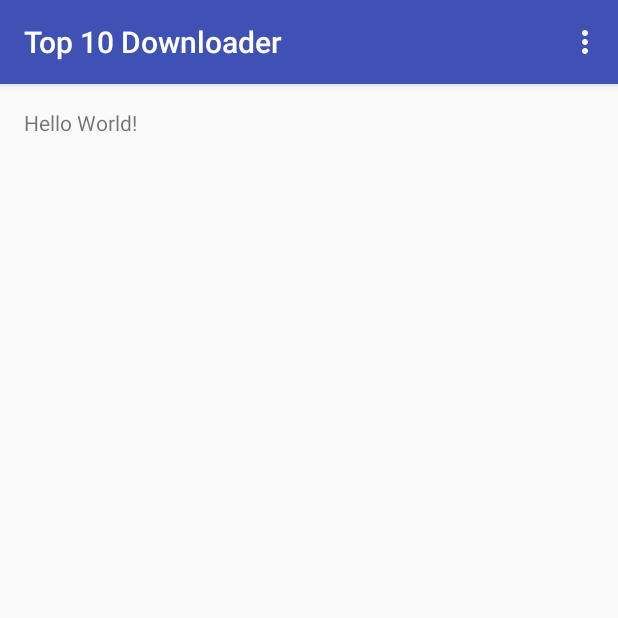
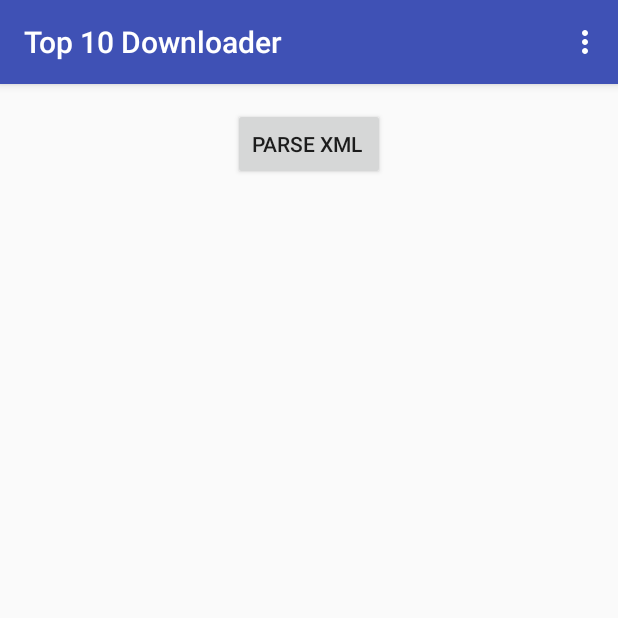
Before and after one commit to transand/toptendownloader, an Android app: the screen it shows after launch (MainActivity), on a phone screen of 412 x 824 dp, the top half of it. Run offline under Robolectric (Android 15) with nearby library versions, the phone set to English and light mode, and no system bars.

Commit message:
finished app

```diff
--- a/app/src/main/AndroidManifest.xml
+++ b/app/src/main/AndroidManifest.xml
@@ -19,5 +19,6 @@
             </intent-filter>
         </activity>
     </application>
+    <uses-permission android:name="android.permission.INTERNET"/>
 
 </manifest>
--- a/app/src/main/java/ca/sandytran/top10downloader/MainActivity.java
+++ b/app/src/main/java/ca/sandytran/top10downloader/MainActivity.java
@@ -7,6 +7,10 @@ import android.support.v7.widget.Toolbar;
 import android.util.Log;
 import android.view.Menu;
 import android.view.MenuItem;
+import android.view.View;
+import android.widget.ArrayAdapter;
+import android.widget.Button;
+import android.widget.ListView;
 
 import java.io.IOException;
 import java.io.InputStream;
@@ -16,12 +20,35 @@ import java.net.URL;
 
 public class MainActivity extends AppCompatActivity {
 
+    private String mFileContents; //stores data we get from XML file
+    private Button btnParse;
+    private ListView listApps;
+
     @Override
     protected void onCreate(Bundle savedInstanceState) {
         super.onCreate(savedInstanceState);
         setContentView(R.layout.activity_main);
         Toolbar toolbar = (Toolbar) findViewById(R.id.toolbar);
         setSupportActionBar(toolbar);
+
+        btnParse = (Button) findViewById(R.id.btnParse);
+        listApps = (ListView) findViewById(R.id.xmlListView);
+
+        btnParse.setOnClickListener(new View.OnClickListener() {
+            @Override
+            public void onClick(View v) {
+                //TODO: Add parse activation <code></code>
+
+                ParseApplications parseApplications = new ParseApplications(mFileContents);
+                parseApplications.process();
+                ArrayAdapter<Application> arrayAdapter = new ArrayAdapter<Application>(
+                        MainActivity.this, R.layout.list_item, parseApplications.getApplications());
+                listApps.setAdapter(arrayAdapter);
+            }
+        });
+
+        DownloadData downloadData = new DownloadData();
+        downloadData.execute("http://ax.itunes.apple.com/WebObjects/MZStoreServices.woa/ws/RSS/topfreeapplications/limit=10/xml");
 
     }
 
@@ -49,10 +76,10 @@ public class MainActivity extends AppCompatActivity {
 
     //AsyncTask < DOWNLOAD LOCATION, PROGRESS BAR, RESULT >
     private class DownloadData extends AsyncTask<String, Void, String> {
-        private String mFileContents; //stores data we get from XML file
 
         //String... variable number of arguments
         //do in background - run without blocking
+        //runs automatically with downloadData.execute()
         @Override
         protected String doInBackground(String... params) {
             mFileContents = downloadXMLFile(params[0]);
@@ -62,7 +89,16 @@ public class MainActivity extends AppCompatActivity {
             return mFileContents;
         }
 
-        private String downloadXMFile(String urlPath) {
+        // Automatically executes after successful download
+        // Code to update user interface
+        @Override
+        protected void onPostExecute(String result) {
+            super.onPostExecute(result);
+            Log.d("DownloadData", "Result: " + result);
+
+        }
+
+        private String downloadXMLFile(String urlPath) {
             //temporary buffer used to store XML file
             StringBuilder tempBuffer = new StringBuilder();
 
@@ -73,6 +109,7 @@ public class MainActivity extends AppCompatActivity {
                 URL url = new URL(urlPath);
                 HttpURLConnection connection = (HttpURLConnection)  url.openConnection();
                 int response = connection.getResponseCode();
+                //200 successfully read, 404 file was not found, http 500 error with server
                 Log.d("DownloadData", "The response code was " + response);
                 InputStream is = connection.getInputStream();
                 InputStreamReader isr = new InputStreamReader(is);
@@ -92,8 +129,14 @@ public class MainActivity extends AppCompatActivity {
 
             } catch(IOException e){
                 Log.d("DownloadData", "IO Exception reading data: " + e.getMessage());
+                e.printStackTrace();
+            } catch(SecurityException e){
+                Log.d("DownloadData", "Security exception. Needs permission? " + e.getMessage());
             }
+            return null;
+        }
 
-        }
+
+
     }
 }
--- a/app/src/main/res/layout/content_main.xml
+++ b/app/src/main/res/layout/content_main.xml
@@ -12,8 +12,23 @@
     tools:context="ca.sandytran.top10downloader.MainActivity"
     tools:showIn="@layout/activity_main">
 
-    <TextView
+    <Button
         android:layout_width="wrap_content"
         android:layout_height="wrap_content"
-        android:text="Hello World!" />
+        android:text="Parse XML "
+        android:id="@+id/btnParse"
+        android:layout_alignParentTop="true"
+        android:layout_centerHorizontal="true" />
+
+    <ListView
+        android:layout_width="wrap_content"
+        android:layout_height="wrap_content"
+        android:id="@+id/xmlListView"
+        android:layout_below="@+id/btnParse"
+        android:layout_alignParentLeft="false"
+        android:layout_alignParentStart="true"
+        android:layout_marginTop="17dp"
+        android:layout_alignParentBottom="true"
+        android:layout_alignParentTop="false"
+        android:layout_alignParentRight="@id/btnParse" />
 </RelativeLayout>
--- /dev/null
+++ b/app/src/main/res/layout/list_item.xml
@@ -0,0 +1,6 @@
+<?xml version="1.0" encoding="utf-8"?>
+<TextView xmlns:android="http://schemas.android.com/apk/res/android"
+    android:layout_width="match_parent" android:layout_height="match_parent"
+    android:padding="10dp"
+    android:textSize="16sp">
+</TextView>
```
Also changed, not shown: app/src/main/java/ca/sandytran/top10downloader/Application.java (added, +39 -0 lines), app/src/main/java/ca/sandytran/top10downloader/ParseApplications.java (added, +90 -0 lines).
